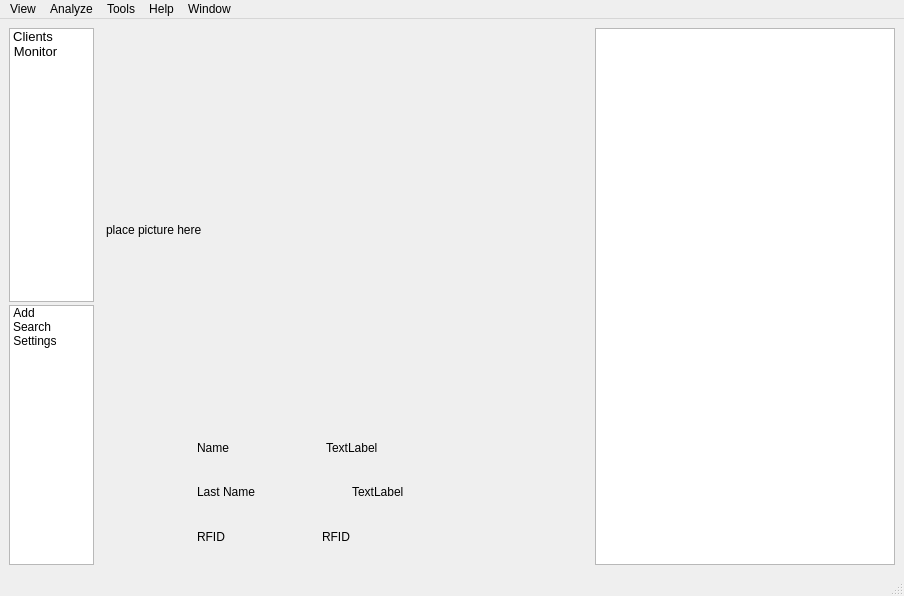
Old version of the form rfid_security/mainwindow.ui in the repository catan2001/SecureDoor-RFID.
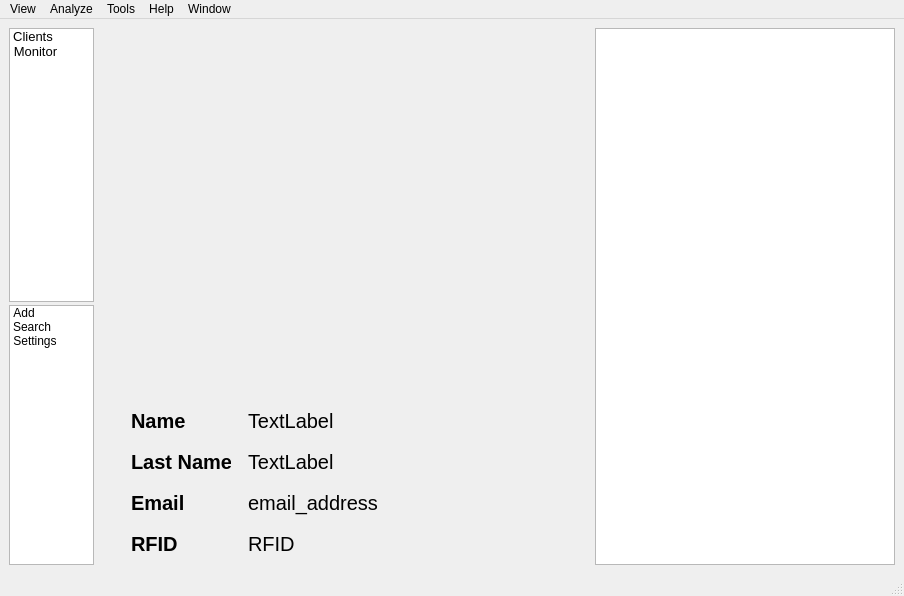
New version of the form. The open tabs and pages were chosen to show the change.

Commit message: Minor changes to UI, added loading database at startup, very simplistic version

```diff
--- a/rfid_security/mainwindow.ui
+++ b/rfid_security/mainwindow.ui
@@ -525,13 +525,18 @@
          <verstretch>0</verstretch>
         </sizepolicy>
        </property>
-       <layout class="QHBoxLayout" name="horizontalLayout_12" stretch="2,0">
+       <layout class="QVBoxLayout" name="verticalLayout_3">
         <item>
-         <layout class="QHBoxLayout" name="horizontalLayout_11" stretch="1">
+         <layout class="QVBoxLayout" name="verticalLayout_8"/>
+        </item>
           <item>
-           <layout class="QVBoxLayout" name="verticalLayout_7" stretch="10,1,1,1">
-            <item>
-             <widget class="QLabel" name="label_10">
+         <widget class="QLabel" name="LabelReadImage">
+          <property name="sizePolicy">
+           <sizepolicy hsizetype="Preferred" vsizetype="Preferred">
+            <horstretch>1</horstretch>
+            <verstretch>1</verstretch>
+           </sizepolicy>
+          </property>
               <property name="minimumSize">
                <size>
                 <width>200</width>
@@ -539,7 +544,7 @@
                </size>
               </property>
               <property name="text">
-               <string>place picture here</string>
+           <string/>
               </property>
               <property name="margin">
                <number>0</number>
@@ -547,55 +552,145 @@
              </widget>
             </item>
             <item>
-             <layout class="QHBoxLayout" name="horizontalLayout_5" stretch="0,1">
+         <layout class="QVBoxLayout" name="verticalLayout_2">
+          <property name="spacing">
+           <number>17</number>
+          </property>
               <item>
-               <widget class="QLabel" name="label_11">
+           <layout class="QHBoxLayout" name="horizontalLayout_3" stretch="3,0,0,14">
+            <item>
+             <spacer name="horizontalSpacer_2">
+              <property name="orientation">
+               <enum>Qt::Horizontal</enum>
+              </property>
+              <property name="sizeHint" stdset="0">
+               <size>
+                <width>40</width>
+                <height>20</height>
+               </size>
+              </property>
+             </spacer>
+            </item>
+            <item>
+             <widget class="QLabel" name="labelName">
                 <property name="minimumSize">
                  <size>
-                  <width>75</width>
+                <width>100</width>
                   <height>0</height>
                  </size>
                 </property>
+              <property name="maximumSize">
+               <size>
+                <width>100</width>
+                <height>16777215</height>
+               </size>
+              </property>
+              <property name="font">
+               <font>
+                <pointsize>15</pointsize>
+                <bold>true</bold>
+               </font>
+              </property>
                 <property name="text">
                  <string>Name</string>
                 </property>
                 <property name="indent">
-                 <number>91</number>
+               <number>0</number>
                 </property>
                </widget>
               </item>
               <item>
-               <widget class="QLabel" name="label_14">
+             <widget class="QLabel" name="labelReadName">
+              <property name="minimumSize">
+               <size>
+                <width>221</width>
+                <height>0</height>
+               </size>
+              </property>
+              <property name="font">
+               <font>
+                <pointsize>15</pointsize>
+               </font>
+              </property>
                 <property name="text">
                  <string>TextLabel</string>
                 </property>
                 <property name="indent">
-                 <number>91</number>
+               <number>0</number>
                 </property>
                </widget>
               </item>
+            <item>
+             <spacer name="horizontalSpacer">
+              <property name="orientation">
+               <enum>Qt::Horizontal</enum>
+              </property>
+              <property name="sizeHint" stdset="0">
+               <size>
+                <width>40</width>
+                <height>20</height>
+               </size>
+              </property>
+             </spacer>
+            </item>
              </layout>
             </item>
             <item>
-             <layout class="QHBoxLayout" name="horizontalLayout_9" stretch="0,1">
+           <layout class="QHBoxLayout" name="horizontalLayout_9" stretch="3,0,0,14">
               <item>
-               <widget class="QLabel" name="label_12">
+             <spacer name="horizontalSpacer_4">
+              <property name="orientation">
+               <enum>Qt::Horizontal</enum>
+              </property>
+              <property name="sizeHint" stdset="0">
+               <size>
+                <width>40</width>
+                <height>20</height>
+               </size>
+              </property>
+             </spacer>
+            </item>
+            <item>
+             <widget class="QLabel" name="labelLastName">
                 <property name="minimumSize">
                  <size>
-                  <width>75</width>
+                <width>100</width>
                   <height>0</height>
                  </size>
                 </property>
+              <property name="maximumSize">
+               <size>
+                <width>100</width>
+                <height>16777215</height>
+               </size>
+              </property>
+              <property name="font">
+               <font>
+                <pointsize>15</pointsize>
+                <bold>true</bold>
+               </font>
+              </property>
                 <property name="text">
                  <string>Last Name</string>
                 </property>
                 <property name="indent">
-                 <number>91</number>
+               <number>0</number>
                 </property>
                </widget>
               </item>
               <item alignment="Qt::AlignLeft">
-               <widget class="QLabel" name="label_15">
+             <widget class="QLabel" name="labelReadLastName">
+              <property name="minimumSize">
+               <size>
+                <width>221</width>
+                <height>0</height>
+               </size>
+              </property>
+              <property name="font">
+               <font>
+                <pointsize>15</pointsize>
+               </font>
+              </property>
                 <property name="text">
                  <string>TextLabel</string>
                 </property>
@@ -603,27 +698,138 @@
                  <number>0</number>
                 </property>
                 <property name="indent">
-                 <number>91</number>
+               <number>0</number>
                 </property>
                </widget>
               </item>
+            <item>
+             <spacer name="horizontalSpacer_3">
+              <property name="orientation">
+               <enum>Qt::Horizontal</enum>
+              </property>
+              <property name="sizeHint" stdset="0">
+               <size>
+                <width>40</width>
+                <height>20</height>
+               </size>
+              </property>
+             </spacer>
+            </item>
              </layout>
             </item>
             <item>
-             <layout class="QHBoxLayout" name="horizontalLayout_10" stretch="0,1">
+           <layout class="QHBoxLayout" name="horizontalLayout_4" stretch="3,0,0,14">
               <item>
-               <widget class="QLabel" name="label_13">
+             <spacer name="horizontalSpacer_6">
+              <property name="orientation">
+               <enum>Qt::Horizontal</enum>
+              </property>
+              <property name="sizeHint" stdset="0">
+               <size>
+                <width>40</width>
+                <height>20</height>
+               </size>
+              </property>
+             </spacer>
+            </item>
+            <item>
+             <widget class="QLabel" name="labelEmail">
                 <property name="minimumSize">
                  <size>
-                  <width>75</width>
+                <width>100</width>
                   <height>0</height>
                  </size>
                 </property>
+              <property name="maximumSize">
+               <size>
+                <width>100</width>
+                <height>16777215</height>
+               </size>
+              </property>
+              <property name="font">
+               <font>
+                <pointsize>15</pointsize>
+                <bold>true</bold>
+               </font>
+              </property>
                 <property name="text">
+               <string>Email</string>
+              </property>
+             </widget>
+            </item>
+            <item>
+             <widget class="QLabel" name="labelReadEmail">
+              <property name="minimumSize">
+               <size>
+                <width>221</width>
+                <height>0</height>
+               </size>
+              </property>
+              <property name="font">
+               <font>
+                <pointsize>15</pointsize>
+               </font>
+              </property>
+              <property name="text">
+               <string>email_address</string>
+              </property>
+             </widget>
+            </item>
+            <item>
+             <spacer name="horizontalSpacer_5">
+              <property name="orientation">
+               <enum>Qt::Horizontal</enum>
+              </property>
+              <property name="sizeHint" stdset="0">
+               <size>
+                <width>40</width>
+                <height>20</height>
+               </size>
+              </property>
+             </spacer>
+            </item>
+           </layout>
+          </item>
+          <item>
+           <layout class="QHBoxLayout" name="horizontalLayout_10" stretch="3,0,0,14">
+            <item>
+             <spacer name="horizontalSpacer_7">
+              <property name="orientation">
+               <enum>Qt::Horizontal</enum>
+              </property>
+              <property name="sizeHint" stdset="0">
+               <size>
+                <width>40</width>
+                <height>20</height>
+               </size>
+              </property>
+             </spacer>
+            </item>
+            <item>
+             <widget class="QLabel" name="labelRFID">
+              <property name="minimumSize">
+               <size>
+                <width>100</width>
+                <height>0</height>
+               </size>
+              </property>
+              <property name="maximumSize">
+               <size>
+                <width>100</width>
+                <height>16777215</height>
+               </size>
+              </property>
+              <property name="font">
+               <font>
+                <pointsize>15</pointsize>
+                <bold>true</bold>
+               </font>
+              </property>
+              <property name="text">
                  <string>RFID</string>
                 </property>
                 <property name="indent">
-                 <number>91</number>
+               <number>0</number>
                 </property>
                </widget>
               </item>
@@ -631,19 +837,35 @@
                <widget class="QLabel" name="label_16">
                 <property name="minimumSize">
                  <size>
-                  <width>100</width>
+                <width>221</width>
                   <height>0</height>
                  </size>
                 </property>
+              <property name="font">
+               <font>
+                <pointsize>15</pointsize>
+               </font>
+              </property>
                 <property name="text">
                  <string>RFID</string>
                 </property>
                 <property name="indent">
-                 <number>91</number>
+               <number>0</number>
                 </property>
                </widget>
               </item>
-             </layout>
+            <item>
+             <spacer name="horizontalSpacer_8">
+              <property name="orientation">
+               <enum>Qt::Horizontal</enum>
+              </property>
+              <property name="sizeHint" stdset="0">
+               <size>
+                <width>40</width>
+                <height>20</height>
+               </size>
+              </property>
+             </spacer>
             </item>
            </layout>
           </item>
```
Left out of the diff: 39 changed lines with no effect on the pictures. Lines whose indentation alone changed are shown as unchanged. The commit also changes 4 other files.
